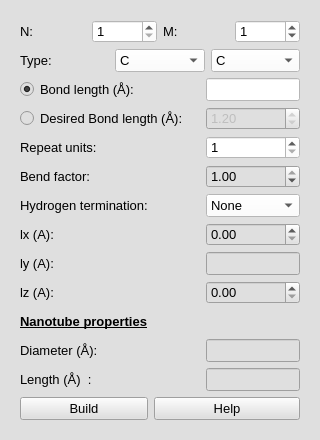
First picture: the form in furiousatoms/forms/NanoRope.ui, repository nasimanousheh/furious-atoms, before the edit.
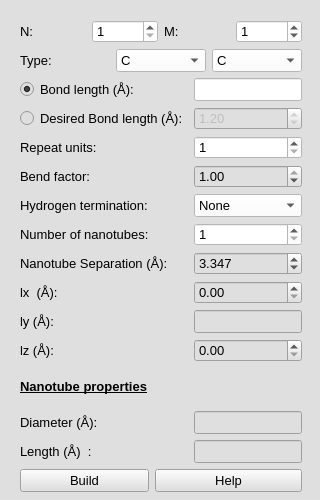
Second picture: the form after the edit.

Commit message: fized the size of labels

Diff of the .ui file:
```diff
--- a/furiousatoms/forms/NanoRope.ui
+++ b/furiousatoms/forms/NanoRope.ui
@@ -7,7 +7,7 @@
     <x>0</x>
     <y>0</y>
     <width>320</width>
-    <height>440</height>
+    <height>500</height>
    </rect>
   </property>
   <property name="sizePolicy">
@@ -19,13 +19,13 @@
   <property name="minimumSize">
    <size>
     <width>320</width>
-    <height>440</height>
+    <height>500</height>
    </size>
   </property>
   <property name="maximumSize">
    <size>
     <width>320</width>
-    <height>440</height>
+    <height>500</height>
    </size>
   </property>
   <property name="font">
@@ -42,10 +42,16 @@
   <layout class="QGridLayout" name="gridLayout_5">
    <item row="0" column="0">
     <widget class="QWidget" name="SWNT" native="true">
+     <property name="minimumSize">
+      <size>
+       <width>300</width>
+       <height>490</height>
+      </size>
+     </property>
      <property name="maximumSize">
       <size>
        <width>300</width>
-       <height>420</height>
+       <height>490</height>
       </size>
      </property>
      <property name="autoFillBackground">
@@ -55,83 +61,7 @@
       <string notr="true">background-color: rgb(223, 223, 223);</string>
      </property>
      <layout class="QGridLayout" name="gridLayout_4">
-      <item row="5" column="4">
-       <widget class="QComboBox" name="comboBox_H_termination_nanorope">
-        <property name="font">
-         <font>
-          <pointsize>10</pointsize>
-         </font>
-        </property>
-        <property name="styleSheet">
-         <string notr="true">background-color: rgb(255, 255, 255);</string>
-        </property>
-        <item>
-         <property name="text">
-          <string>None</string>
-         </property>
-        </item>
-        <item>
-         <property name="text">
-          <string>One end</string>
-         </property>
-        </item>
-        <item>
-         <property name="text">
-          <string>Both ends</string>
-         </property>
-        </item>
-       </widget>
-      </item>
-      <item row="8" column="4">
-       <widget class="QDoubleSpinBox" name="SpinBox_lz">
-        <property name="font">
-         <font>
-          <pointsize>10</pointsize>
-         </font>
-        </property>
-        <property name="decimals">
-         <number>2</number>
-        </property>
-        <property name="maximum">
-         <double>200.000000000000000</double>
-        </property>
-       </widget>
-      </item>
-      <item row="7" column="2">
-       <spacer name="horizontalSpacer">
-        <property name="orientation">
-         <enum>Qt::Horizontal</enum>
-        </property>
-        <property name="sizeHint" stdset="0">
-         <size>
-          <width>13</width>
-          <height>20</height>
-         </size>
-        </property>
-       </spacer>
-      </item>
-      <item row="1" column="4">
-       <widget class="QLineEdit" name="lineEdit_bond_length_NanoRope">
-        <property name="enabled">
-         <bool>true</bool>
-        </property>
-        <property name="font">
-         <font>
-          <pointsize>10</pointsize>
-         </font>
-        </property>
-        <property name="styleSheet">
-         <string notr="true">background-color: rgb(255, 255, 255);</string>
-        </property>
-        <property name="readOnly">
-         <bool>true</bool>
-        </property>
-        <property name="clearButtonEnabled">
-         <bool>false</bool>
-        </property>
-       </widget>
-      </item>
-      <item row="0" column="0" colspan="5">
+      <item row="0" column="0" colspan="3">
        <layout class="QGridLayout" name="gridLayout_3">
         <item row="0" column="0">
          <layout class="QGridLayout" name="gridLayout">
@@ -295,24 +225,24 @@
         </property>
        </widget>
       </item>
-      <item row="2" column="4">
-       <widget class="QDoubleSpinBox" name="SpinBox_desired_bond_length">
+      <item row="1" column="2">
+       <widget class="QLineEdit" name="lineEdit_bond_length_NanoRope">
         <property name="enabled">
-         <bool>false</bool>
+         <bool>true</bool>
         </property>
         <property name="font">
          <font>
           <pointsize>10</pointsize>
          </font>
         </property>
-        <property name="maximum">
-         <double>2.500000000000000</double>
+        <property name="styleSheet">
+         <string notr="true">background-color: rgb(255, 255, 255);</string>
         </property>
-        <property name="singleStep">
-         <double>0.010000000000000</double>
+        <property name="readOnly">
+         <bool>true</bool>
         </property>
-        <property name="value">
-         <double>1.200000000000000</double>
+        <property name="clearButtonEnabled">
+         <bool>false</bool>
         </property>
        </widget>
       </item>
@@ -334,27 +264,24 @@
         </property>
        </widget>
       </item>
-      <item row="4" column="0">
-       <widget class="QLabel" name="label">
+      <item row="2" column="2">
+       <widget class="QDoubleSpinBox" name="SpinBox_desired_bond_length">
+        <property name="enabled">
+         <bool>false</bool>
+        </property>
         <property name="font">
          <font>
           <pointsize>10</pointsize>
          </font>
         </property>
-        <property name="text">
-         <string>Bend factor:</string>
+        <property name="maximum">
+         <double>2.500000000000000</double>
         </property>
-       </widget>
-      </item>
-      <item row="7" column="0">
-       <widget class="QLabel" name="label_ly">
-        <property name="font">
-         <font>
-          <pointsize>10</pointsize>
-         </font>
+        <property name="singleStep">
+         <double>0.010000000000000</double>
         </property>
-        <property name="text">
-         <string>ly (A):</string>
+        <property name="value">
+         <double>1.200000000000000</double>
         </property>
        </widget>
       </item>
@@ -370,7 +297,7 @@
         </property>
        </widget>
       </item>
-      <item row="3" column="4">
+      <item row="3" column="2">
        <widget class="QSpinBox" name="spinBox_repeat_units_NanoRope">
         <property name="font">
          <font>
@@ -388,7 +315,19 @@
         </property>
        </widget>
       </item>
-      <item row="4" column="4">
+      <item row="4" column="0">
+       <widget class="QLabel" name="label">
+        <property name="font">
+         <font>
+          <pointsize>10</pointsize>
+         </font>
+        </property>
+        <property name="text">
+         <string>Bend factor:</string>
+        </property>
+       </widget>
+      </item>
+      <item row="4" column="2">
        <widget class="QDoubleSpinBox" name="doubleSpinBox_bend_factor">
         <property name="font">
          <font>
@@ -418,7 +357,172 @@
         </property>
        </widget>
       </item>
+      <item row="5" column="2">
+       <widget class="QComboBox" name="comboBox_H_termination_SWNT">
+        <property name="font">
+         <font>
+          <pointsize>10</pointsize>
+         </font>
+        </property>
+        <property name="styleSheet">
+         <string notr="true">background-color: rgb(255, 255, 255);</string>
+        </property>
+        <item>
+         <property name="text">
+          <string>None</string>
+         </property>
+        </item>
+        <item>
+         <property name="text">
+          <string>One end</string>
+         </property>
+        </item>
+        <item>
+         <property name="text">
+          <string>Both ends</string>
+         </property>
+        </item>
+       </widget>
+      </item>
+      <item row="6" column="0">
+       <widget class="QLabel" name="label_2">
+        <property name="font">
+         <font>
+          <pointsize>10</pointsize>
+         </font>
+        </property>
+        <property name="text">
+         <string>Number of nanotubes:</string>
+        </property>
+       </widget>
+      </item>
+      <item row="6" column="2">
+       <widget class="QSpinBox" name="spinBox_num_nanotubes">
+        <property name="font">
+         <font>
+          <pointsize>10</pointsize>
+         </font>
+        </property>
+        <property name="styleSheet">
+         <string notr="true">background-color: rgb(255, 255, 255);</string>
+        </property>
+        <property name="minimum">
+         <number>1</number>
+        </property>
+        <property name="maximum">
+         <number>37</number>
+        </property>
+       </widget>
+      </item>
+      <item row="7" column="0" colspan="2">
+       <widget class="QLabel" name="label_ntsep">
+        <property name="font">
+         <font>
+          <pointsize>10</pointsize>
+         </font>
+        </property>
+        <property name="text">
+         <string>Nanotube Separation (Å):</string>
+        </property>
+       </widget>
+      </item>
+      <item row="7" column="2">
+       <widget class="QDoubleSpinBox" name="spinBox_nanotube_separation">
+        <property name="font">
+         <font>
+          <pointsize>10</pointsize>
+         </font>
+        </property>
+        <property name="decimals">
+         <number>3</number>
+        </property>
+        <property name="minimum">
+         <double>0.100000000000000</double>
+        </property>
+        <property name="maximum">
+         <double>20.000000000000000</double>
+        </property>
+        <property name="value">
+         <double>3.347000000000000</double>
+        </property>
+       </widget>
+      </item>
+      <item row="8" column="0">
+       <widget class="QLabel" name="label_lx">
+        <property name="font">
+         <font>
+          <pointsize>10</pointsize>
+         </font>
+        </property>
+        <property name="text">
+         <string>lx  (Å):</string>
+        </property>
+       </widget>
+      </item>
+      <item row="8" column="2">
+       <widget class="QDoubleSpinBox" name="SpinBox_lx">
+        <property name="font">
+         <font>
+          <pointsize>10</pointsize>
+         </font>
+        </property>
+        <property name="decimals">
+         <number>2</number>
+        </property>
+        <property name="maximum">
+         <double>200.000000000000000</double>
+        </property>
+       </widget>
+      </item>
       <item row="9" column="0">
+       <widget class="QLabel" name="label_ly">
+        <property name="font">
+         <font>
+          <pointsize>10</pointsize>
+         </font>
+        </property>
+        <property name="text">
+         <string>ly (Å):</string>
+        </property>
+       </widget>
+      </item>
+      <item row="9" column="2">
+       <widget class="QLineEdit" name="lineEdit_ly">
+        <property name="font">
+         <font>
+          <pointsize>10</pointsize>
+         </font>
+        </property>
+       </widget>
+      </item>
+      <item row="10" column="0">
+       <widget class="QLabel" name="label_lz">
+        <property name="font">
+         <font>
+          <pointsize>10</pointsize>
+         </font>
+        </property>
+        <property name="text">
+         <string>lz (Å):</string>
+        </property>
+       </widget>
+      </item>
+      <item row="10" column="2">
+       <widget class="QDoubleSpinBox" name="SpinBox_lz">
+        <property name="font">
+         <font>
+          <pointsize>10</pointsize>
+         </font>
+        </property>
+        <property name="decimals">
+         <number>2</number>
+        </property>
+        <property name="maximum">
+         <double>200.000000000000000</double>
+        </property>
+       </widget>
+      </item>
+      <item row="11" column="0">
        <widget class="QLabel" name="labl_properties_NanoRope">
         <property name="font">
          <font>
@@ -433,7 +537,7 @@
         </property>
        </widget>
       </item>
-      <item row="10" column="0">
+      <item row="12" column="0">
        <widget class="QLabel" name="Diameter_NanoRope">
         <property name="font">
          <font>
@@ -445,7 +549,7 @@
         </property>
        </widget>
       </item>
-      <item row="10" column="4">
+      <item row="12" column="2">
        <widget class="QLineEdit" name="lineEdit_diameter_NanoRope">
         <property name="font">
          <font>
@@ -469,43 +573,7 @@
         </property>
        </widget>
       </item>
-      <item row="12" column="1" colspan="4">
-       <widget class="QPushButton" name="pushButton_help_build_NanoRope">
-        <property name="font">
-         <font>
-          <pointsize>10</pointsize>
-         </font>
-        </property>
-        <property name="text">
-         <string>Help</string>
-        </property>
-       </widget>
-      </item>
-      <item row="11" column="4">
-       <widget class="QLineEdit" name="lineEdit_length_NanoRope">
-        <property name="font">
-         <font>
-          <pointsize>10</pointsize>
-         </font>
-        </property>
-        <property name="acceptDrops">
-         <bool>false</bool>
-        </property>
-        <property name="styleSheet">
-         <string notr="true"/>
-        </property>
-        <property name="frame">
-         <bool>true</bool>
-        </property>
-        <property name="readOnly">
-         <bool>true</bool>
-        </property>
-        <property name="clearButtonEnabled">
-         <bool>false</bool>
-        </property>
-       </widget>
-      </item>
-      <item row="11" column="0">
+      <item row="13" column="0">
        <widget class="QLabel" name="label_length_NanoRope">
         <property name="font">
          <font>
@@ -517,7 +585,31 @@
         </property>
        </widget>
       </item>
-      <item row="12" column="0">
+      <item row="13" column="2">
+       <widget class="QLineEdit" name="lineEdit_length_NanoRope">
+        <property name="font">
+         <font>
+          <pointsize>10</pointsize>
+         </font>
+        </property>
+        <property name="acceptDrops">
+         <bool>false</bool>
+        </property>
+        <property name="styleSheet">
+         <string notr="true"/>
+        </property>
+        <property name="frame">
+         <bool>true</bool>
+        </property>
+        <property name="readOnly">
+         <bool>true</bool>
+        </property>
+        <property name="clearButtonEnabled">
+         <bool>false</bool>
+        </property>
+       </widget>
+      </item>
+      <item row="14" column="0">
        <widget class="QPushButton" name="pushButton_build_NanoRope">
         <property name="font">
          <font>
@@ -529,64 +621,15 @@
         </property>
        </widget>
       </item>
-      <item row="7" column="3">
-       <spacer name="horizontalSpacer_2">
-        <property name="orientation">
-         <enum>Qt::Horizontal</enum>
-        </property>
-        <property name="sizeHint" stdset="0">
-         <size>
-          <width>13</width>
-          <height>19</height>
-         </size>
-        </property>
-       </spacer>
-      </item>
-      <item row="7" column="4">
-       <widget class="QLineEdit" name="lineEdit_ly">
+      <item row="14" column="1" colspan="2">
+       <widget class="QPushButton" name="pushButton_help_build_NanoRope">
         <property name="font">
          <font>
           <pointsize>10</pointsize>
          </font>
         </property>
-       </widget>
-      </item>
-      <item row="6" column="4">
-       <widget class="QDoubleSpinBox" name="SpinBox_lx">
-        <property name="font">
-         <font>
-          <pointsize>10</pointsize>
-         </font>
-        </property>
-        <property name="decimals">
-         <number>2</number>
-        </property>
-        <property name="maximum">
-         <double>200.000000000000000</double>
-        </property>
-       </widget>
-      </item>
-      <item row="8" column="0">
-       <widget class="QLabel" name="label_lz">
-        <property name="font">
-         <font>
-          <pointsize>10</pointsize>
-         </font>
-        </property>
         <property name="text">
-         <string>lz (A):</string>
-        </property>
-       </widget>
-      </item>
-      <item row="6" column="0">
-       <widget class="QLabel" name="label_lx">
-        <property name="font">
-         <font>
-          <pointsize>10</pointsize>
-         </font>
-        </property>
-        <property name="text">
-         <string>lx (A):</string>
+         <string>Help</string>
         </property>
        </widget>
       </item>
```
